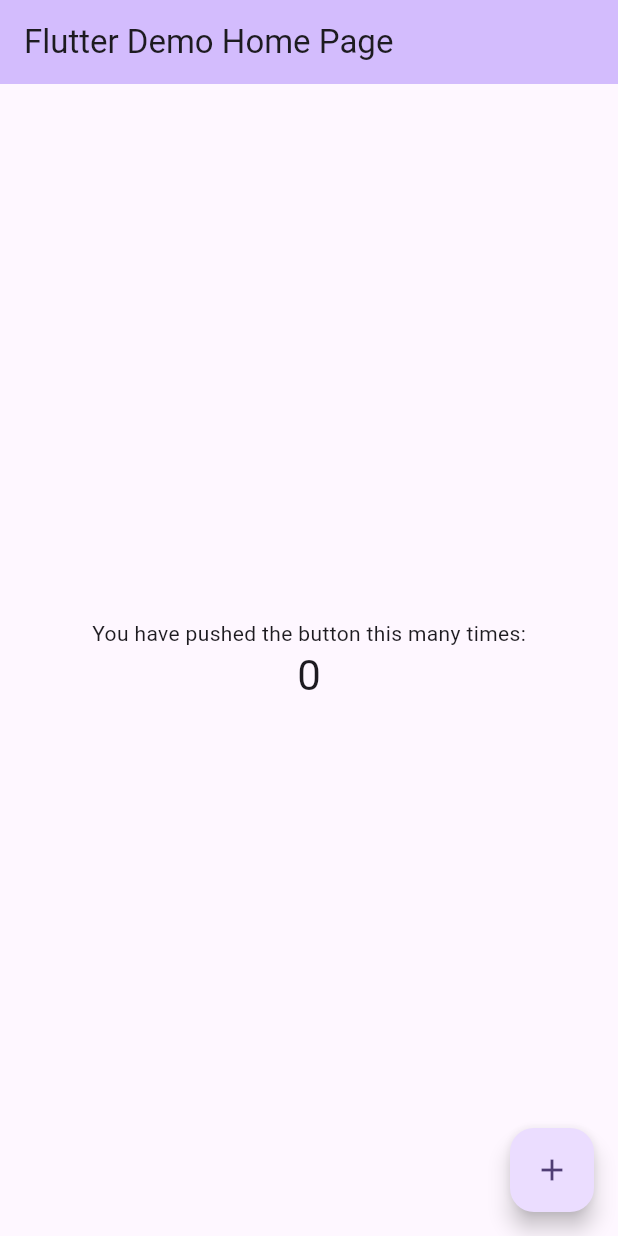
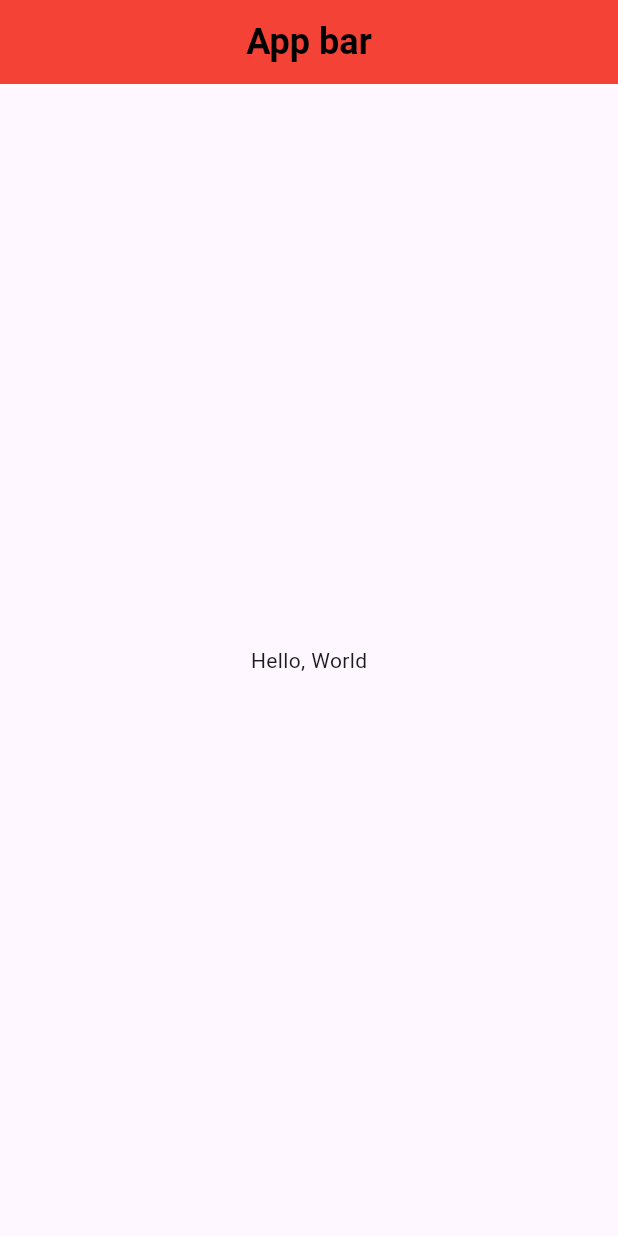
Before and after one commit to Hyacinth0309/Dorde_Flutter_Demo, a Flutter app: the screen it shows after launch, on a phone screen of 412 x 824 dp. Run offline on Flutter 3.47's test engine with Material 3 defaults, Android fonts, the phone set to English and light mode, and no system bars.

Commit message:
first commit

```diff
--- a/lib/main.dart
+++ b/lib/main.dart
@@ -1,122 +1,15 @@
+import 'package:dorde_flutter_demo/pages/home.dart';
 import 'package:flutter/material.dart';
 
 void main() {
-  runApp(const MyApp());
-}
+runApp(const MyApp());} class MyApp extends StatelessWidget { const MyApp({super.key});
 
-class MyApp extends StatelessWidget {
-  const MyApp({super.key});
-
-  // This widget is the root of your application.
  @override
  Widget build(BuildContext context) {
  return MaterialApp(
-      title: 'Flutter Demo',
-      theme: ThemeData(
-        // This is the theme of your application.
-        //
-        // TRY THIS: Try running your application with "flutter run". You'll see
-        // the application has a purple toolbar. Then, without quitting the app,
-        // try changing the seedColor in the colorScheme below to Colors.green
-        // and then invoke "hot reload" (save your changes or press the "hot
-        // reload" button in a Flutter-supported IDE, or press "r" if you used
-        // the command line to start the app).
-        //
-        // Notice that the counter didn't reset back to zero; the application
-        // state is not lost during the reload. To reset the state, use hot
-        // restart instead.
-        //
-        // This works for code too, not just values: Most code changes can be
-        // tested with just a hot reload.
-        colorScheme: ColorScheme.fromSeed(seedColor: Colors.deepPurple),
-      ),
-      home: const MyHomePage(title: 'Flutter Demo Home Page'),
+
+debugShowCheckedModeBanner: false,
+ home: const HomePage(),
  );
  }
 }
-
-class MyHomePage extends StatefulWidget {
-  const MyHomePage({super.key, required this.title});
-
-  // This widget is the home page of your application. It is stateful, meaning
-  // that it has a State object (defined below) that contains fields that affect
-  // how it looks.
-
-  // This class is the configuration for the state. It holds the values (in this
-  // case the title) provided by the parent (in this case the App widget) and
-  // used by the build method of the State. Fields in a Widget subclass are
-  // always marked "final".
-
-  final String title;
-
-  @override
-  State<MyHomePage> createState() => _MyHomePageState();
-}
-
-class _MyHomePageState extends State<MyHomePage> {
-  int _counter = 0;
-
-  void _incrementCounter() {
-    setState(() {
-      // This call to setState tells the Flutter framework that something has
-      // changed in this State, which causes it to rerun the build method below
-      // so that the display can reflect the updated values. If we changed
-      // _counter without calling setState(), then the build method would not be
-      // called again, and so nothing would appear to happen.
-      _counter++;
-    });
-  }
-
-  @override
-  Widget build(BuildContext context) {
-    // This method is rerun every time setState is called, for instance as done
-    // by the _incrementCounter method above.
-    //
-    // The Flutter framework has been optimized to make rerunning build methods
-    // fast, so that you can just rebuild anything that needs updating rather
-    // than having to individually change instances of widgets.
-    return Scaffold(
-      appBar: AppBar(
-        // TRY THIS: Try changing the color here to a specific color (to
-        // Colors.amber, perhaps?) and trigger a hot reload to see the AppBar
-        // change color while the other colors stay the same.
-        backgroundColor: Theme.of(context).colorScheme.inversePrimary,
-        // Here we take the value from the MyHomePage object that was created by
-        // the App.build method, and use it to set our appbar title.
-        title: Text(widget.title),
-      ),
-      body: Center(
-        // Center is a layout widget. It takes a single child and positions it
-        // in the middle of the parent.
-        child: Column(
-          // Column is also a layout widget. It takes a list of children and
-          // arranges them vertically. By default, it sizes itself to fit its
-          // children horizontally, and tries to be as tall as its parent.
-          //
-          // Column has various properties to control how it sizes itself and
-          // how it positions its children. Here we use mainAxisAlignment to
-          // center the children vertically; the main axis here is the vertical
-          // axis because Columns are vertical (the cross axis would be
-          // horizontal).
-          //
-          // TRY THIS: Invoke "debug painting" (choose the "Toggle Debug Paint"
-          // action in the IDE, or press "p" in the console), to see the
-          // wireframe for each widget.
-          mainAxisAlignment: MainAxisAlignment.center,
-          children: <Widget>[
-            const Text('You have pushed the button this many times:'),
-            Text(
-              '$_counter',
-              style: Theme.of(context).textTheme.headlineMedium,
-            ),
-          ],
-        ),
-      ),
-      floatingActionButton: FloatingActionButton(
-        onPressed: _incrementCounter,
-        tooltip: 'Increment',
-        child: const Icon(Icons.add),
-      ), // This trailing comma makes auto-formatting nicer for build methods.
-    );
-  }
-}
--- /dev/null
+++ b/lib/pages/home.dart
@@ -0,0 +1,32 @@
+import 'package:flutter/material.dart';
+
+final TextStyle textStyle = TextStyle(fontSize: 20);
+
+class HomePage extends StatelessWidget {
+  const HomePage({super.key});
+
+  @override
+  Widget build(BuildContext context) {
+    return Scaffold(
+      appBar: appBar(),
+      body: Center(
+        child: Text("Hello, World"),
+      ),
+    );
+  }
+}
+
+AppBar appBar() {
+  return AppBar(
+    title: Text(
+      "App bar",
+      style: TextStyle(
+        color: Colors.black,
+        fontSize: 24,
+        fontWeight: FontWeight.bold,
+      ),
+    ),
+    backgroundColor: Colors.red,
+    centerTitle: true,
+  );
+}
```
Lines whose indentation alone changed are shown as unchanged.
